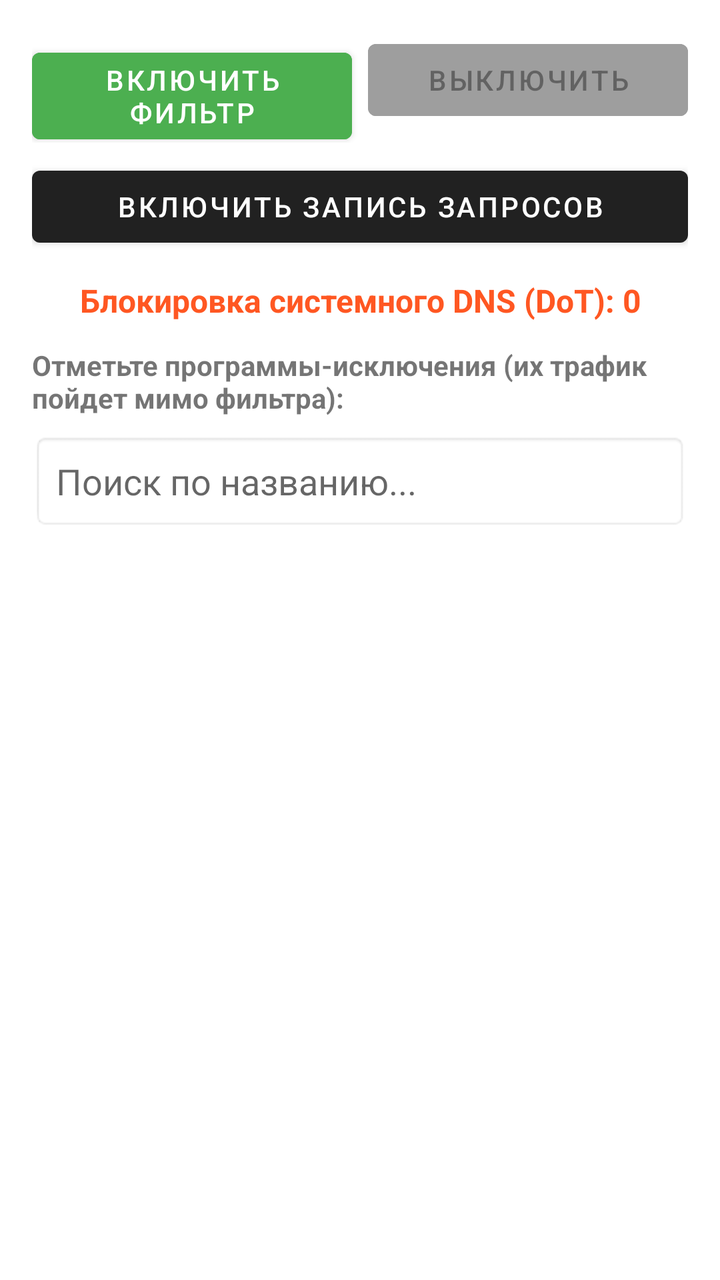
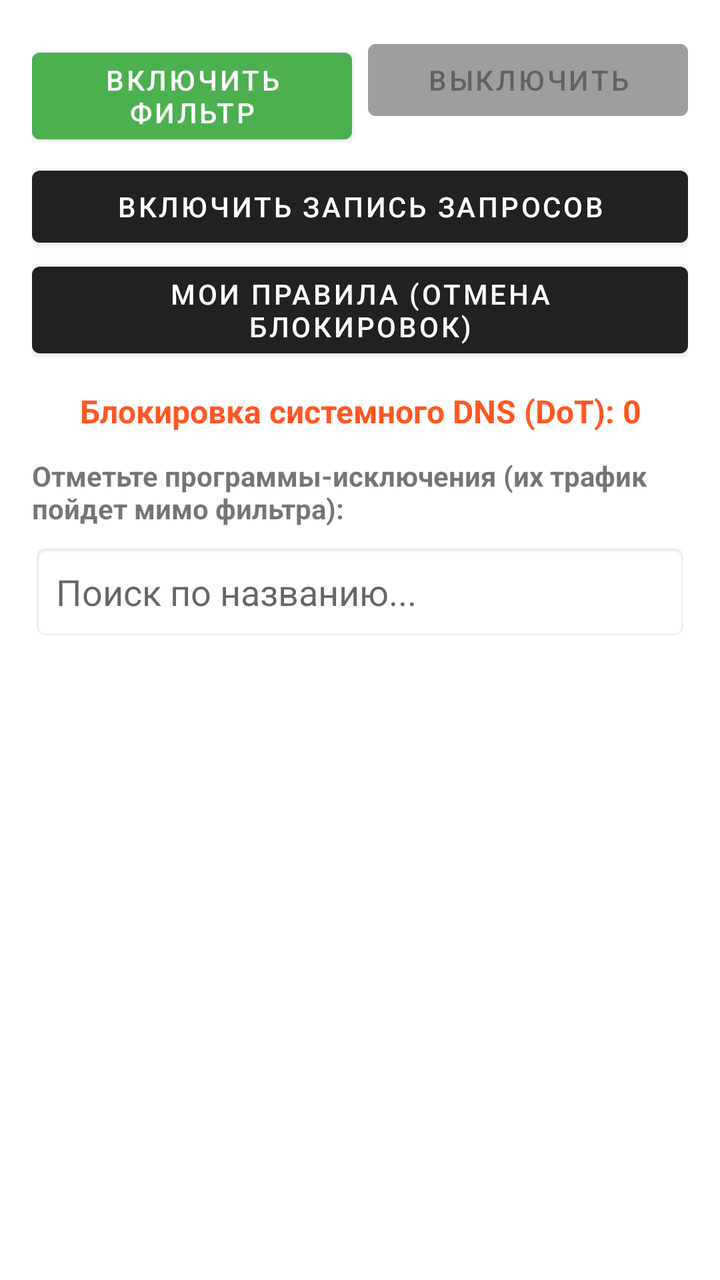

Before-and-after screenshots of an Android layout around one commit, followed by the original layout XML and the change that was made.
<!-- AndroidManifest.xml: application theme Theme.MaterialComponents.DayNight.DarkActionBar -->
<!-- res/layout/activity_main.xml -->
<?xml version="1.0" encoding="utf-8"?>
<LinearLayout xmlns:android="http://schemas.android.com/apk/res/android"
    android:layout_width="match_parent"
    android:layout_height="match_parent"
    android:orientation="vertical"
    android:padding="16dp">

    
    <LinearLayout
        android:layout_width="match_parent"
        android:layout_height="wrap_content"
        android:orientation="horizontal">

        <Button
            android:id="@+id/btnStart"
            android:layout_width="0dp"
            android:layout_height="wrap_content"
            android:layout_weight="1"
            android:layout_marginEnd="8dp"
            android:text="Включить фильтр"
            android:backgroundTint="#4CAF50" />

        <Button
            android:id="@+id/btnStop"
            android:layout_width="0dp"
            android:layout_height="wrap_content"
            android:layout_weight="1"
            android:text="Выключить"
            android:backgroundTint="#9E9E9E"
            android:enabled="false" />
    </LinearLayout>
    
    <Button
            android:id="@+id/btnQueries"
            android:layout_width="match_parent"
            android:layout_height="wrap_content"
            android:layout_marginTop="8dp"
            android:text="Включить запись запросов" />
    
    <TextView
        android:id="@+id/tvStats"
        android:layout_width="match_parent"
        android:layout_height="wrap_content"
        android:layout_marginTop="12dp"
        android:layout_marginBottom="12dp"
        android:text="Блокировка системного DNS (DoT): 0"
        android:textAlignment="center"
        android:textStyle="bold"
        android:textColor="#FF5722"
        android:textSize="16sp" />

    <TextView
        android:layout_width="match_parent"
        android:layout_height="wrap_content"
        android:layout_marginBottom="8dp"
        android:text="Отметьте программы-исключения (их трафик пойдет мимо фильтра):"
        android:textStyle="bold" />

    
    <EditText
        android:id="@+id/searchBar"
        android:layout_width="match_parent"
        android:layout_height="wrap_content"
        android:hint="Поиск по названию..."
        android:inputType="text"
        android:padding="12dp"
        android:layout_marginBottom="8dp"
        android:background="@android:drawable/editbox_background"
        android:singleLine="true" />

    
    <androidx.recyclerview.widget.RecyclerView
        android:id="@+id/recyclerApps"
        android:layout_width="match_parent"
        android:layout_height="match_parent" />

</LinearLayout>
<!-- resources referenced by this layout -->
<resources>

</resources>

<!-- the commit's change to res/layout/activity_main.xml (unified diff, before → after) -->
@@ -29,13 +29,20 @@
             android:backgroundTint="#9E9E9E"
             android:enabled="false" />
     </LinearLayout>
-    
+
     <Button
-            android:id="@+id/btnQueries"
-            android:layout_width="match_parent"
-            android:layout_height="wrap_content"
-            android:layout_marginTop="8dp"
-            android:text="Включить запись запросов" />
+        android:id="@+id/btnQueries"
+        android:layout_width="match_parent"
+        android:layout_height="wrap_content"
+        android:layout_marginTop="8dp"
+        android:text="Включить запись запросов" />
+
+    <Button
+        android:id="@+id/btnRules"
+        android:layout_width="match_parent"
+        android:layout_height="wrap_content"
+        android:text="Мои правила (отмена блокировок)" />
+
     
     <TextView
         android:id="@+id/tvStats"
@@ -72,6 +79,7 @@
     <androidx.recyclerview.widget.RecyclerView
         android:id="@+id/recyclerApps"
         android:layout_width="match_parent"
-        android:layout_height="match_parent" />
+        android:layout_height="0dp"
+        android:layout_weight="1" />
 
 </LinearLayout>
